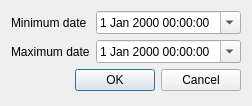
Before: the Qt Designer form ui/wizard/ui_dtime_property.ui in gltn/stdm, drawn with Qt 5.
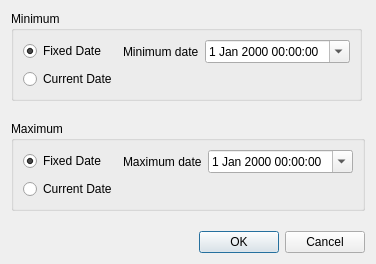
After: the same form once the commit is applied.

Commit message: Added minimum and maximum grouping

Diff of the .ui file:
```diff
--- a/ui/wizard/ui_dtime_property.ui
+++ b/ui/wizard/ui_dtime_property.ui
@@ -6,15 +6,34 @@
    <rect>
     <x>0</x>
     <y>0</y>
-    <width>246</width>
-    <height>106</height>
+    <width>341</width>
+    <height>233</height>
    </rect>
   </property>
   <property name="windowTitle">
    <string>Datetime properties</string>
   </property>
   <layout class="QFormLayout" name="formLayout">
+   <property name="verticalSpacing">
+    <number>20</number>
+   </property>
    <item row="0" column="0">
+    <widget class="QGroupBox" name="groupBox">
+     <property name="title">
+      <string>Minimum</string>
+     </property>
+     <layout class="QGridLayout" name="gridLayout">
+      <item row="0" column="0">
+       <widget class="QRadioButton" name="rbMinFixed">
+        <property name="text">
+         <string>Fixed Date</string>
+        </property>
+        <property name="checked">
+         <bool>true</bool>
+        </property>
+       </widget>
+      </item>
+      <item row="0" column="1">
     <widget class="QLabel" name="label">
      <property name="maximumSize">
       <size>
@@ -27,14 +46,46 @@
      </property>
     </widget>
    </item>
-   <item row="0" column="1">
+      <item row="0" column="2">
     <widget class="QDateTimeEdit" name="edtMinDTime">
+        <property name="sizePolicy">
+         <sizepolicy hsizetype="Minimum" vsizetype="Fixed">
+          <horstretch>1</horstretch>
+          <verstretch>0</verstretch>
+         </sizepolicy>
+        </property>
      <property name="calendarPopup">
       <bool>true</bool>
      </property>
     </widget>
    </item>
    <item row="1" column="0">
+       <widget class="QRadioButton" name="rbMinCurr">
+        <property name="text">
+         <string>Current Date</string>
+        </property>
+       </widget>
+      </item>
+     </layout>
+    </widget>
+   </item>
+   <item row="1" column="0">
+    <widget class="QGroupBox" name="groupBox_2">
+     <property name="title">
+      <string>Maximum</string>
+     </property>
+     <layout class="QGridLayout" name="gridLayout_2">
+      <item row="0" column="0">
+       <widget class="QRadioButton" name="rbMaxFixed">
+        <property name="text">
+         <string>Fixed Date</string>
+        </property>
+        <property name="checked">
+         <bool>true</bool>
+        </property>
+       </widget>
+      </item>
+      <item row="0" column="1">
     <widget class="QLabel" name="label_2">
      <property name="sizePolicy">
       <sizepolicy hsizetype="Fixed" vsizetype="Preferred">
@@ -53,15 +104,34 @@
      </property>
     </widget>
    </item>
-   <item row="1" column="1">
+      <item row="0" column="2">
     <widget class="QDateTimeEdit" name="edtMaxDTime">
+        <property name="sizePolicy">
+         <sizepolicy hsizetype="Minimum" vsizetype="Fixed">
+          <horstretch>1</horstretch>
+          <verstretch>0</verstretch>
+         </sizepolicy>
+        </property>
      <property name="calendarPopup">
       <bool>true</bool>
      </property>
+       </widget>
+      </item>
+      <item row="1" column="0">
+       <widget class="QRadioButton" name="rbMaxCurr">
+        <property name="text">
+         <string>Current Date</string>
+        </property>
+       </widget>
+      </item>
+     </layout>
     </widget>
    </item>
    <item row="2" column="0" colspan="2">
     <widget class="QDialogButtonBox" name="buttonBox">
+     <property name="layoutDirection">
+      <enum>Qt::LeftToRight</enum>
+     </property>
      <property name="orientation">
       <enum>Qt::Horizontal</enum>
      </property>
```
Lines whose indentation alone changed are shown as unchanged. The commit also changes 7 other files.
